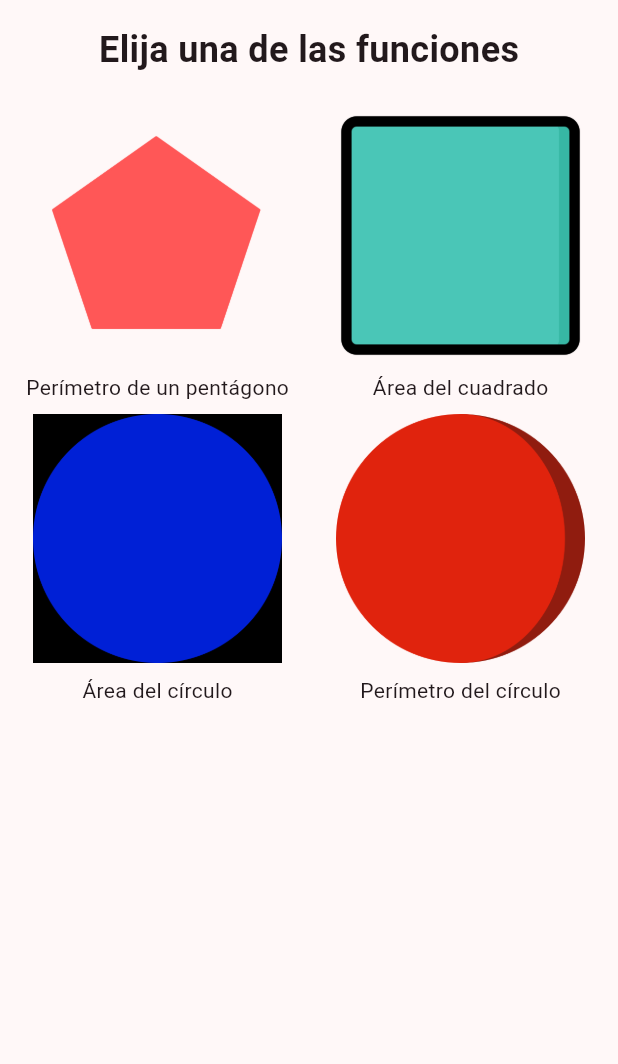
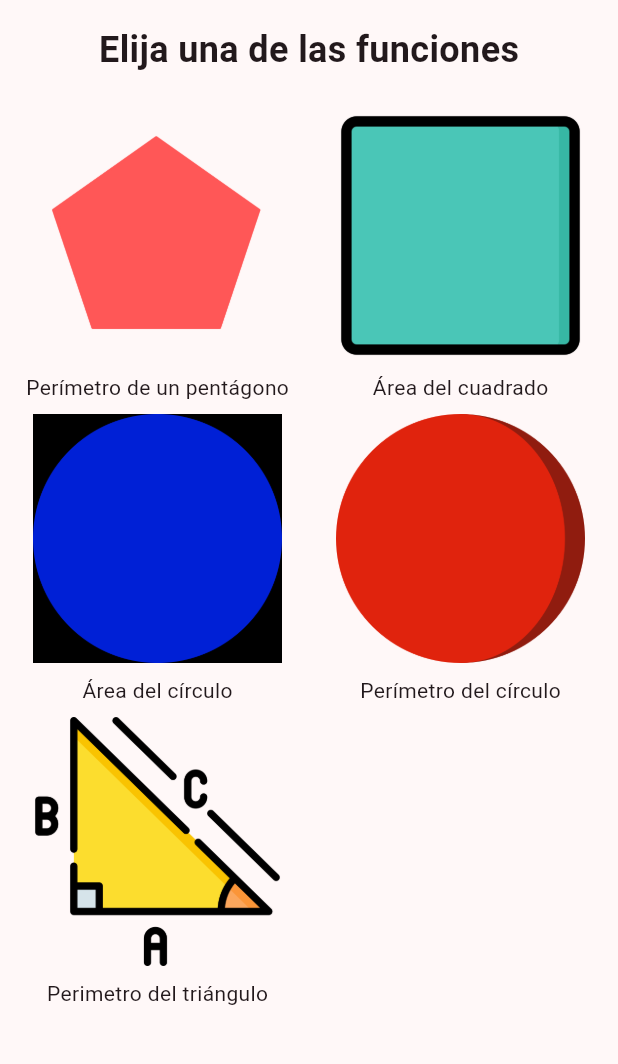
Before and after one commit to camiloarteaga1/lab2, a Flutter app: the screen it shows after launch, on a phone screen of 412 x 824 dp, the part 84-1148 px from its top. Run offline on Flutter 3.47's test engine with Material 3 defaults, Android fonts, the phone set to English and light mode, and no system bars; Roboto replaces fonts that are missing (Broadway).

Commit message:
Se agrego a home_screen.dart el boton para acceder a la pantalla de perimetro del triangulo, ademas de la imagen respectiva

```diff
--- a/lib/screens/home_screen.dart
+++ b/lib/screens/home_screen.dart
@@ -8,6 +8,7 @@ import 'package:lab1/screens/per_circ_screen.dart';
 // import 'package:lab1/screens/perimetro_triangulo_screen.dart';
 // import 'package:lab1/screens/area_pentagono_screen.dart';
 import 'package:lab1/screens/per_penta_screen.dart';
+import 'package:lab1/screens/perimetro_triangulo_screen.dart';
 
 class HomeScreen extends StatefulWidget {
   const HomeScreen({super.key});
@@ -167,6 +168,30 @@ class _HomeScreenState extends State<HomeScreen> {
                   ),
                 ),
               // // Image 4
+               GestureDetector(
+                 onTap: () {
+                   Navigator.push(
+                     context,
+                     MaterialPageRoute(builder: (context) => const PerimetroTrianguloScreen()),
+                   );
+                 },
+                 child: const Column(
+                   children: [
+                     Expanded(
+                       child: Image(
+                         height: 200,
+                         width: 200,
+                         image: AssetImage('assets/images/pertri.png')
+                       ),
+                     ),
+                     Padding(
+                       padding: EdgeInsets.only(top: 8.0),
+                       child: Text('Perimetro del triángulo'),
+                     ),
+                   ],
+                ),
+               ),
+                // // Image 5
                 // GestureDetector(
                 //   onTap: () {
                 //     Navigator.push(
```
Also changed, not shown: assets/images/pertri.png (added). Lines whose indentation alone changed are shown as unchanged.
